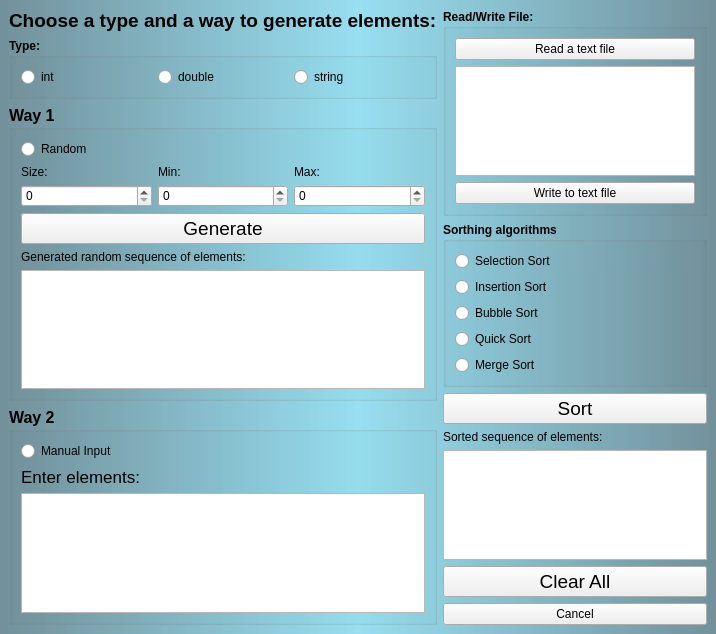
RitaPlusPlus/sorting, file sortingalgorithms.ui: the form before one commit.
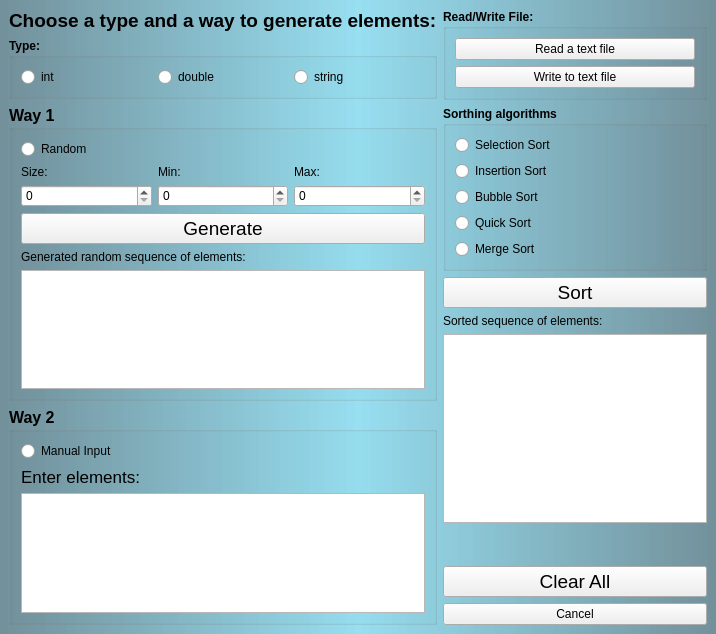
The form after the commit.

Commit message: Manual input fixed. Validation done.

Diff of the .ui file:
```diff
--- a/sortingalgorithms.ui
+++ b/sortingalgorithms.ui
@@ -205,7 +205,7 @@
            <string>Read/Write File:</string>
           </property>
           <layout class="QGridLayout" name="gridLayout">
-           <item row="3" column="0">
+           <item row="2" column="0">
             <widget class="QPushButton" name="pushButton">
              <property name="text">
               <string>Write to text file</string>
@@ -219,9 +219,6 @@
              </property>
             </widget>
            </item>
-           <item row="1" column="0">
-            <widget class="QTextEdit" name="textEdit_File_Name"/>
-           </item>
           </layout>
          </widget>
         </item>
```
Left out of the diff: 2 changed lines with no effect on the pictures. The commit also changes 2 other files.
